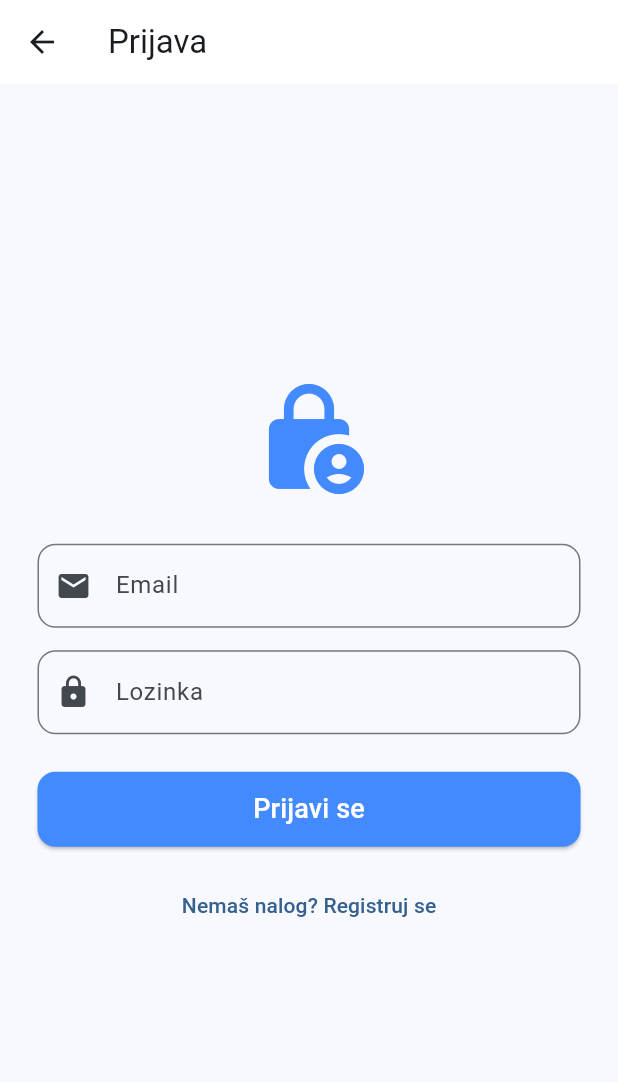
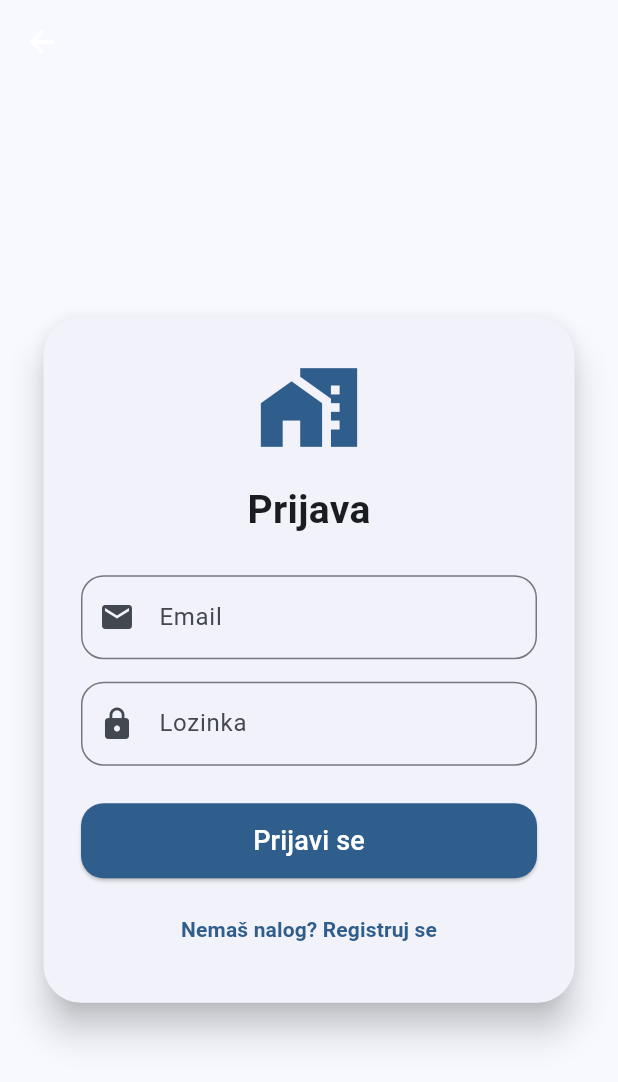
Before and after one commit to MajaBozalo/mit_projekat, a Flutter app: the PrijavaPage screen opened directly, on a phone screen of 412 x 824 dp. Shown: the top 1082 px of the screen. Run offline on Flutter 3.47's test engine with Material 3 defaults, Android fonts, the phone set to English and light mode, and no system bars; our stand-ins replace cloud_firestore, firebase_auth, firebase_core; accounts and stored records are empty; network calls fail.

Commit message:
Popravljen izgled stranice za prijavu i struktura koda

```diff
--- a/stanovi_app/lib/prijava.dart
+++ b/stanovi_app/lib/prijava.dart
@@ -10,7 +10,6 @@ class PrijavaPage extends StatefulWidget {
 }
 
 class _PrijavaPageState extends State<PrijavaPage> {
-
   final _emailController = TextEditingController();
   final _passwordController = TextEditingController();
 
@@ -24,112 +23,124 @@ class _PrijavaPageState extends State<PrijavaPage> {
       Navigator.pop(context);
 
     } on FirebaseAuthException catch (e) {
-
       ScaffoldMessenger.of(context).showSnackBar(
         SnackBar(
           content: Text("Greška: ${e.message}"),
           backgroundColor: Colors.red,
         ),
       );
-
     }
-  }
-
-  @override
-  void dispose() {
-    _emailController.dispose();
-    _passwordController.dispose();
-    super.dispose();
   }
 
   @override
   Widget build(BuildContext context) {
     return Scaffold(
       appBar: AppBar(
-        title: const Text("Prijava"),
-        backgroundColor: Colors.white,
+        backgroundColor: Colors.transparent,
         elevation: 0,
+        leading: IconButton(
+          icon: const Icon(Icons.arrow_back, color: Colors.white),
+          onPressed: () {
+            Navigator.pop(context);
+          },
         ),
-
-      body: Padding(
+      ),
+      body: Container(
+        child: Center(
+          child: SingleChildScrollView(
+            child: Padding(
               padding: const EdgeInsets.all(25),
-
+              child: Card(
+                elevation: 10,
+                shape: RoundedRectangleBorder(
+                  borderRadius: BorderRadius.circular(25),
+                ),
+                child: Padding(
+                  padding: const EdgeInsets.all(25),
                   child: Column(
-          mainAxisAlignment: MainAxisAlignment.center,
+                    mainAxisSize: MainAxisSize.min,
                     children: [
-
-            const Icon(Icons.lock_person,size: 80,color: Colors.blueAccent),
-
-            const SizedBox(height: 30),
-
+                      const Icon(
+                        Icons.home_work,
+                        size: 70,
+                        color: Color(0xFF2F5D8C),
+                      ),
+                      const SizedBox(height: 15),
+                      const Text(
+                        "Prijava",
+                        style: TextStyle(
+                          fontSize: 26,
+                          fontWeight: FontWeight.bold,
+                        ),
+                      ),
+                      const SizedBox(height: 25),
                       TextField(
                         controller: _emailController,
                         decoration: InputDecoration(
                           labelText: "Email",
+                          prefixIcon: const Icon(Icons.email),
                           border: OutlineInputBorder(
-                  borderRadius: BorderRadius.circular(12),
-                ),
-                prefixIcon: const Icon(Icons.email),
+                            borderRadius: BorderRadius.circular(15),
                           ),
                         ),
-
+                      ),
                       const SizedBox(height: 15),
-
                       TextField(
                         controller: _passwordController,
                         obscureText: true,
                         decoration: InputDecoration(
                           labelText: "Lozinka",
+                          prefixIcon: const Icon(Icons.lock),
                           border: OutlineInputBorder(
-                  borderRadius: BorderRadius.circular(12),
-                ),
-                prefixIcon: const Icon(Icons.lock),
+                            borderRadius: BorderRadius.circular(15),
                           ),
                         ),
-
+                      ),
                       const SizedBox(height: 25),
-
                       SizedBox(
                         width: double.infinity,
                         height: 50,
-
                         child: ElevatedButton(
                           onPressed: signIn,
-
                           style: ElevatedButton.styleFrom(
-                  backgroundColor: Colors.blueAccent,
+                            backgroundColor: const Color(0xFF2F5D8C),
                             shape: RoundedRectangleBorder(
-                    borderRadius: BorderRadius.circular(12),
+                              borderRadius: BorderRadius.circular(15),
                             ),
                           ),
-
                           child: const Text(
                             "Prijavi se",
-                  style: TextStyle(color: Colors.white,fontSize: 18),
+                            style: TextStyle(
+                              fontSize: 18,
+                              color: Colors.white,
                             ),
                           ),
                         ),
-
-            const SizedBox(height: 15),
-
+                      ),
+                      const SizedBox(height: 10),
                       TextButton(
                         onPressed: () {
-
                           Navigator.push(
                             context,
                             MaterialPageRoute(
                               builder: (context) => const RegistracijaPage(),
                             ),
                           );
-
                         },
-
                         child: const Text(
                           "Nemaš nalog? Registruj se",
+                          style: TextStyle(
+                            color: Color(0xFF2F5D8C),
+                            fontWeight: FontWeight.bold,
                           ),
-            )
-
+                        ),
+                      ),
                     ],
+                  ),
+                ),
+              ),
+            ),
+          ),
         ),
       ),
     );
```
Also changed, not shown: stanovi_app/lib/detalji_stan.dart (added, +82 -0 lines), stanovi_app/lib/gost.dart (+64 -55 lines). Lines whose indentation alone changed are shown as unchanged.
